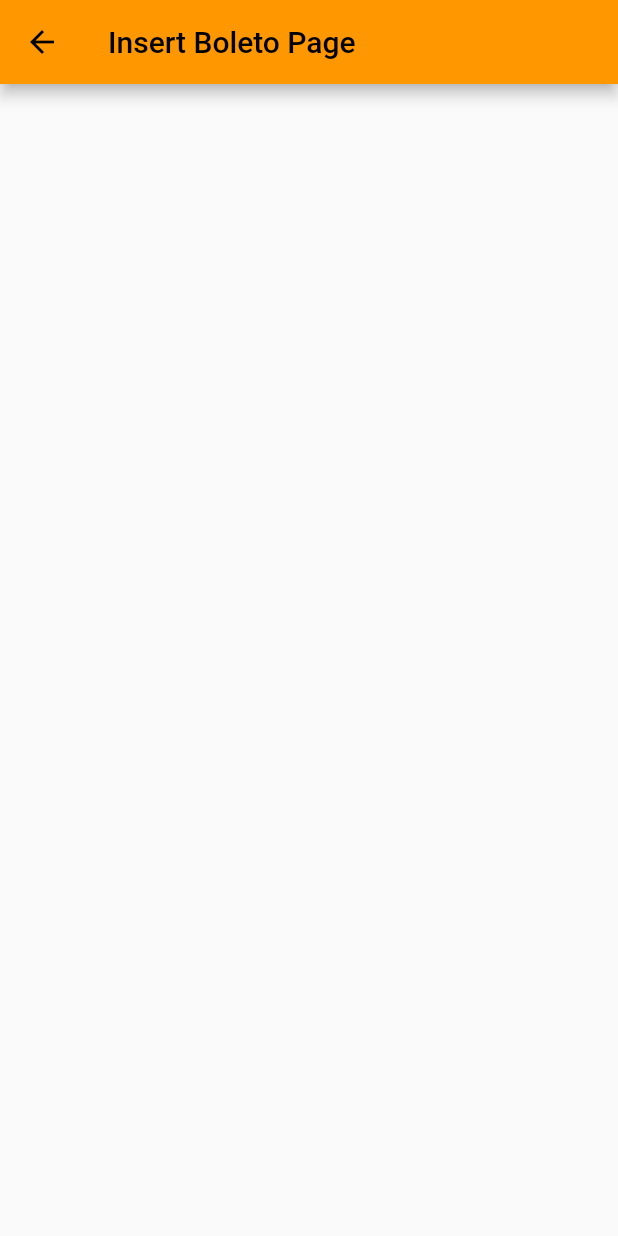
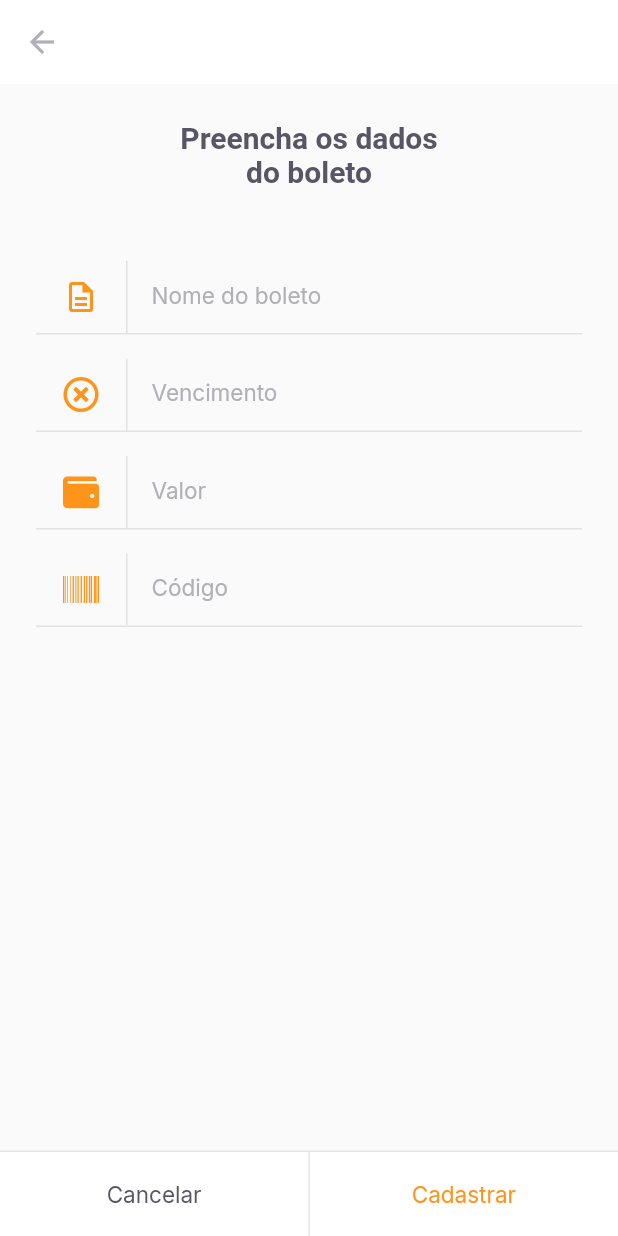
Before and after one commit to Nitael-dev/payflow-nlw-together, a Flutter app: the InsertBoletoPage screen opened by its route, on a phone screen of 412 x 824 dp. Run offline on Flutter 3.47's test engine with Material 2 defaults, Android fonts, the phone set to English and light mode, and no system bars; our stand-ins replace camera, firebase_core, font_awesome_flutter, google_fonts, google_sign_in, image_picker and 1 more; missing offline and left inert: google_ml_kit; accounts and stored records are empty.

Commit message:
insert page structured

```diff
--- a/lib/modules/barcode_scanner/barcode_scanner_page.dart
+++ b/lib/modules/barcode_scanner/barcode_scanner_page.dart
@@ -4,6 +4,7 @@ import 'package:payflow/modules/barcode_scanner/barcode_scanner_status.dart';
 import 'package:payflow/shared/themes/app_colors.dart';
 import 'package:payflow/shared/themes/app_text_styles.dart';
 import 'package:payflow/shared/widgets/bottom_sheet/bottom_sheet_widget.dart';
+import 'package:payflow/shared/widgets/set_label_buttons/set_label_buttons.dart';
 // import 'package:payflow/shared/widgets/set_label_buttons/set_label_buttons.dart';
 
 class BarcodeScannerPage extends StatefulWidget {
@@ -28,11 +29,13 @@ class _BarcodeScannerPageState extends State<BarcodeScannerPage> {
     });
     super.initState();
   }
+
   @override
   void dispose() {
     controller.dispose();
     super.dispose();
   }
+
   @override
   Widget build(BuildContext context) {
     return SafeArea(
@@ -84,22 +87,32 @@ class _BarcodeScannerPageState extends State<BarcodeScannerPage> {
                   )),
                 ],
               ),
+              bottomNavigationBar: SetLabelButtons(
+                primaryLabel: 'Inserir código do boleto',
+                primaryOnPressed: (){
+                    Navigator.pushReplacementNamed(context, "/insert_boleto");
+                },
+                secondaryLabel: "Adicionar da galeria",
+                secondaryOnPressed: (){},
               ),
             ),
-
+          ),
           ValueListenableBuilder<BarcodeScannerStatus>(
               valueListenable: controller.statusNotifier,
               builder: (_, status, __) {
                 if (status.hasError) {
                   return BottomSheetWidget(
                     title: "Não foi possível identificar um código de barras.",
-                  subTitle: "Tente escanear novamente ou digite o código do seu boleto.",
+                    subTitle:
+                        "Tente escanear novamente ou digite o código do seu boleto.",
                     primaryLabel: "Escanear novamente",
-                  primaryOnPressed: (){
-                    controller.getAvailableCameras();
+                    primaryOnPressed: () {
+                      controller.scanWithCamera();
                     },
                     secondaryLabel: "Digitar código",
-                  secondaryOnPressed: (){},
+                    secondaryOnPressed: () {
+                      Navigator.pushReplacementNamed(context, "/insert_boleto");
+                    },
                   );
                 } else {
                   return Container();
--- a/lib/modules/barcode_scanner/barcode_scanner_status.dart
+++ b/lib/modules/barcode_scanner/barcode_scanner_status.dart
@@ -1,5 +1,3 @@
-import 'package:camera/camera.dart';
-
 class BarcodeScannerStatus {
   final bool isCameraAvailable;
   final String error;
--- a/lib/modules/insert_boleto/insert_boleto_page.dart
+++ b/lib/modules/insert_boleto/insert_boleto_page.dart
@@ -1,4 +1,9 @@
 import 'package:flutter/material.dart';
+import 'package:font_awesome_flutter/font_awesome_flutter.dart';
+import 'package:payflow/shared/themes/app_colors.dart';
+import 'package:payflow/shared/themes/app_text_styles.dart';
+import 'package:payflow/shared/widgets/input_text/input_text_widget.dart';
+import 'package:payflow/shared/widgets/set_label_buttons/set_label_buttons.dart';
 
 class InsertBoletoPage extends StatelessWidget {
   const InsertBoletoPage({ Key? key }) : super(key: key);
@@ -7,7 +12,63 @@ class InsertBoletoPage extends StatelessWidget {
   Widget build(BuildContext context) {
     return Scaffold(
       appBar: AppBar(
-        title: const Text("Insert Boleto Page"),)
+        backgroundColor: AppColors.background,
+        elevation: 0,
+        leading: const BackButton(
+          color: AppColors.input,
+        ),
+      ),
+      body: Padding(
+        padding: const EdgeInsets.symmetric(horizontal: 24),
+        child: Column(
+          crossAxisAlignment: CrossAxisAlignment.center,
+          children: [
+            Padding(
+              padding: const EdgeInsets.symmetric(
+                  horizontal: 93, vertical: 24
+                ),
+                child: Text("Preencha os dados do boleto",
+                style: TextStyles.titleBoldHeading,
+                textAlign: TextAlign.center,
+              ),
+            ),
+            const SizedBox(
+              height: 24,
+            ),
+            InputTextWidget(
+              label: "Nome do boleto",
+              icon: Icons.description_outlined,
+              onChanged: (value){}
+            ),
+            InputTextWidget(
+              label: "Vencimento",
+              icon: FontAwesomeIcons.timesCircle,
+              onChanged: (value){},
+            ),
+            InputTextWidget(
+              label: "Valor",
+              icon: FontAwesomeIcons.wallet,
+              onChanged: (value){},
+            ),
+            InputTextWidget(
+              label: "Código",
+              icon: FontAwesomeIcons.barcode,
+              onChanged: (value){},
+            ),
+          ],
+        ),
+      ),
+      bottomNavigationBar: SetLabelButtons(
+        primaryLabel: "Cancelar",
+        primaryOnPressed: () {
+          Navigator.pop(context);
+        },
+        secondaryLabel: "Cadastrar",
+        secondaryOnPressed: (){
+
+        },
+        enableSecondaryColor: true,
+      ),
     );
   }
 }
--- a/lib/shared/themes/app_colors.dart
+++ b/lib/shared/themes/app_colors.dart
@@ -6,6 +6,7 @@ class AppColors {
   static const delete = Color(0xFF585666);
   static const heading = Color(0xFF585666);
   static const body = Color(0xFF706E7A);
+  static const input = Color(0xFFB1B0B8);
   static const stroke = Color(0xFFE3E3E6);
   static const shape = Color(0xFFFAFAFC);
   static const background = Color(0xFFFFFFFF);
--- a/lib/shared/themes/app_text_styles.dart
+++ b/lib/shared/themes/app_text_styles.dart
@@ -79,11 +79,11 @@ class TextStyles {
     fontWeight: FontWeight.w700,
     color: AppColors.background,
   );
-  // static final input = GoogleFonts.inter(
-  //   fontSize: 15,
-  //   fontWeight: FontWeight.w400,
-  //   color: AppColors.input,
-  // );
+  static final input = GoogleFonts.inter(
+    fontSize: 15,
+    fontWeight: FontWeight.w400,
+    color: AppColors.input,
+  );
   static final captionBackground = GoogleFonts.inter(
     fontSize: 13,
     fontWeight: FontWeight.w400,
--- /dev/null
+++ b/lib/shared/widgets/input_text/input_text_widget.dart
@@ -0,0 +1,65 @@
+import 'package:flutter/material.dart';
+import 'package:payflow/shared/themes/app_colors.dart';
+import 'package:payflow/shared/themes/app_text_styles.dart';
+
+class InputTextWidget extends StatelessWidget {
+  final String label;
+  final IconData icon;
+  final String? initialValue;
+  final String? Function(String?)? validator;
+  final TextEditingController? controller;
+  final void Function(String value) onChanged;
+
+  const InputTextWidget({
+    Key? key,
+    required this.label,
+    required this.icon,
+    this.initialValue,
+    this.validator, this.controller,
+    required this.onChanged,
+  }) : super(key: key);
+
+  @override
+  Widget build(BuildContext context) {
+    return Padding(
+      padding: const EdgeInsets.only(bottom: 16),
+      child: Column(
+        children: [
+          TextFormField(
+            controller: controller,
+            initialValue: initialValue,
+            style: TextStyles.input,
+            validator: validator,
+            decoration: InputDecoration(
+                contentPadding: EdgeInsets.zero,
+                labelText: label,
+                labelStyle: TextStyles.input,
+                icon: Row(
+                  mainAxisSize: MainAxisSize.min,
+                  children: [
+                    Padding(
+                      padding: const EdgeInsets.symmetric(horizontal: 18),
+                      child: Icon(
+                        icon,
+                        color: AppColors.primary,
+                      ),
+                    ),
+                    Container(
+                      width: 1,
+                      height: 48,
+                      color: AppColors.stroke,
+                    )
+                  ],
+                ),
+                border: InputBorder.none),
+          ),
+          const Divider(
+            height: 1,
+            thickness: 1,
+            color: AppColors.stroke,
+          )
+        ],
+      ),
+    );
+  }
+}
--- a/lib/shared/widgets/set_label_buttons/set_label_buttons.dart
+++ b/lib/shared/widgets/set_label_buttons/set_label_buttons.dart
@@ -10,19 +10,31 @@ class SetLabelButtons extends StatelessWidget {
   final String secondaryLabel;
   final VoidCallback secondaryOnPressed;
   final bool enablePrimaryColor;
+  final bool enableSecondaryColor;
   const SetLabelButtons(
       {Key? key,
       required this.primaryLabel,
       required this.primaryOnPressed,
       required this.secondaryLabel,
       this.enablePrimaryColor = false,
-      required this.secondaryOnPressed})
+      required this.secondaryOnPressed,
+      this.enableSecondaryColor = false})
       : super(key: key);
 
   @override
   Widget build(BuildContext context) {
     return Container(
-      color: AppColors.shape,
+      color: AppColors.background,
+      height: 57,
+      child: Column(
+        mainAxisSize: MainAxisSize.min,
+        children: [
+          const Divider(
+            thickness: 1,
+            height: 1,
+            color: AppColors.stroke
+          ),
+          SizedBox(
             height: 56,
             child: Row(
               children: [
@@ -37,7 +49,11 @@ class SetLabelButtons extends StatelessWidget {
                 Expanded(
                   child: LabelButton(
                       label: secondaryLabel,
-                onPressed: secondaryOnPressed
+                      onPressed: secondaryOnPressed,
+                      style: enableSecondaryColor ? TextStyles.buttonPrimary : null,
+                    ),
+                ),
+              ],
             ),
           ),
         ],
--- a/pubspec.yaml
+++ b/pubspec.yaml
@@ -41,6 +41,7 @@ dependencies:
   google_ml_kit: ^0.7.3
   image_picker: ^0.8.4+4
   camera: ^0.8.1+3
+  font_awesome_flutter: ^9.1.0
 
 dev_dependencies:
   flutter_test:
```
Also changed, not shown: pubspec.lock. Lines whose indentation alone changed are shown as unchanged.
